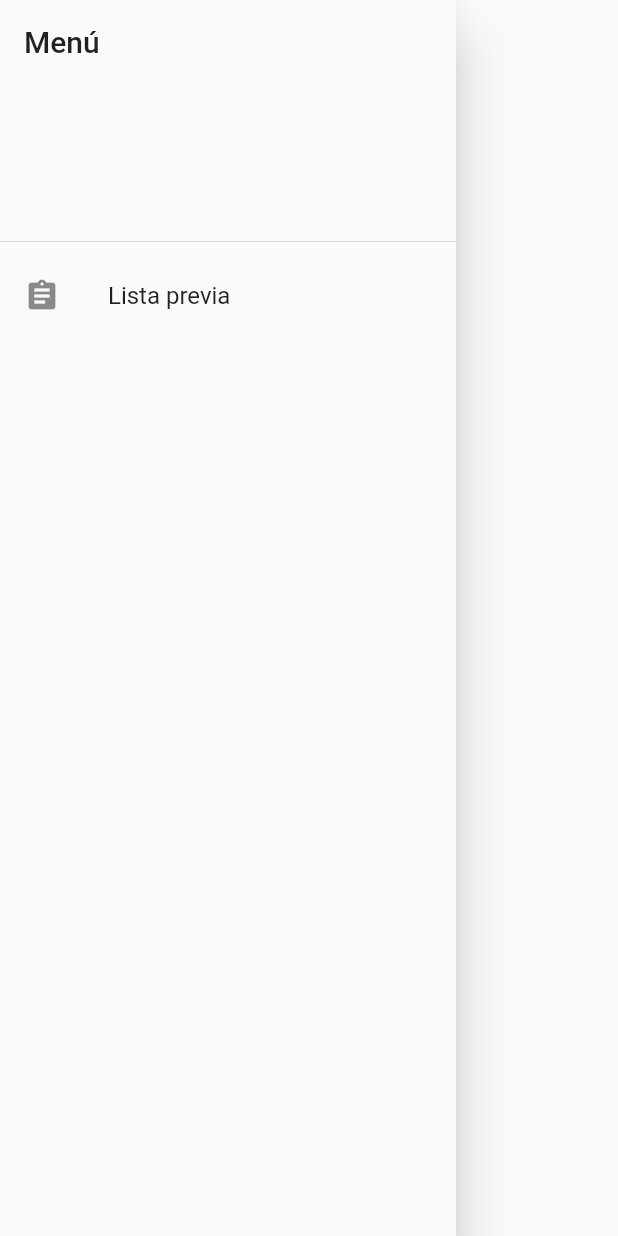
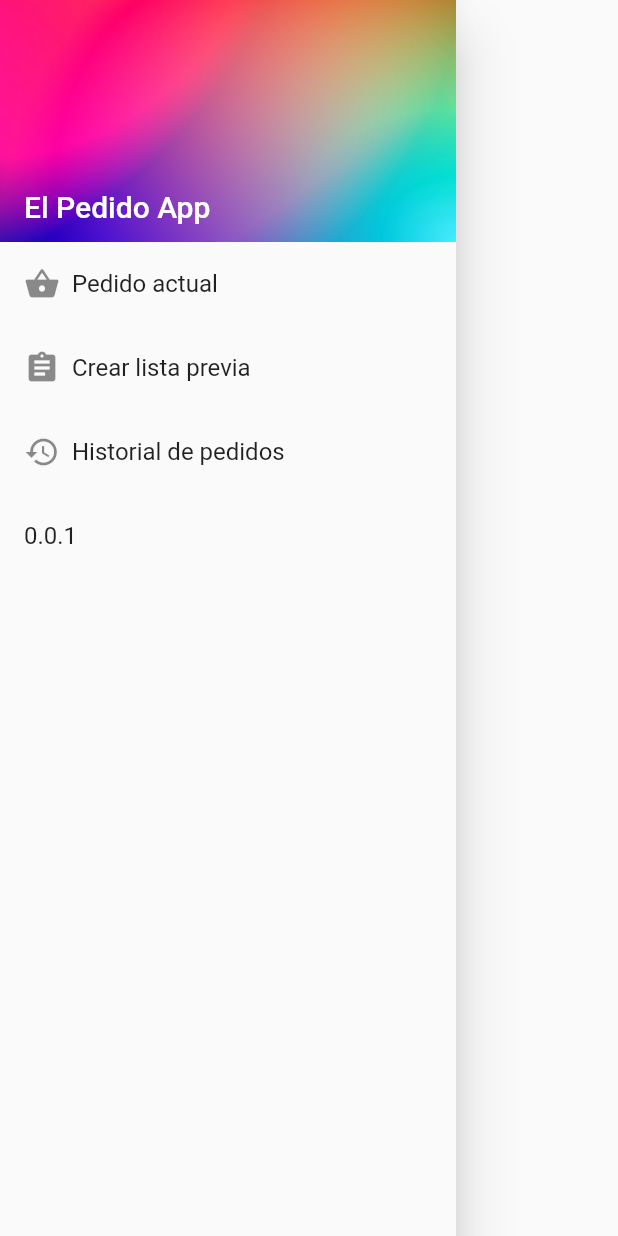
Before and after one commit to JaimeMillaqueoC/SupermarketCalculatorApp, a Flutter app: the DrawerPage widget shown alone on an empty page, opened directly, on a phone screen of 412 x 824 dp. Run offline on Flutter 3.47's test engine with Material 2 defaults, Android fonts, the phone set to English and light mode, and no system bars; our stand-ins replace shared_preferences; accounts and stored records are empty; network calls fail.

Commit message:
Bases del nuevo Drawer

```diff
--- a/lib/src/pages/drawer_page.dart
+++ b/lib/src/pages/drawer_page.dart
@@ -1,27 +1,76 @@
 import 'package:flutter/material.dart';
-import 'package:supermarket/src/pages/listaPrevia_page.dart';
-class DrawerPage extends StatelessWidget{
 
+class DrawerPage extends StatelessWidget {
   @override
-  Widget build (BuildContext context){
+  Widget build(BuildContext context) {
     return Drawer(
       child: ListView(
-        children: [
-          DrawerHeader(
-            child: Text("Menú",
-              style: TextStyle(
-                fontSize: 20.0,
-
-              ),
-            ),
-          ),
+        padding: EdgeInsets.zero,
+        children: <Widget>[
+          _createHeader(),
+          _createDrawerItem(
+              icon: Icons.shopping_basket,
+              text: 'Pedido actual',
+              onTap: () => {
+                    Navigator.of(context).pop(),
+                    Navigator.pushReplacementNamed(context, 'Home_page')
+                  }),
+          _createDrawerItem(
+              icon: Icons.assignment,
+              text: 'Crear lista previa',
+              onTap: () => {
+                    Navigator.of(context).pop(),
+                    Navigator.pushReplacementNamed(context, 'ListaPrevia_page')
+                  }),
+          _createDrawerItem(
+              icon: Icons.history,
+              text: 'Historial de pedidos',
+              onTap: () => {
+                    Navigator.of(context).pop(),
+                    Navigator.pushReplacementNamed(context, "Historial_page")
+                  }),
           ListTile(
-            title: Text("Lista previa"),
-            leading: Icon(Icons.assignment),
-            onTap: (){Navigator.pushNamed(context, ListaPreviaPage.route);},
+            title: Text('0.0.1'),
+            onTap: () {},
           )
         ],
-      )
-      );
+      ),
+    );
+  }
+
+  Widget _createHeader() {
+    return DrawerHeader(
+        margin: EdgeInsets.zero,
+        padding: EdgeInsets.zero,
+        decoration: BoxDecoration(
+            image: DecorationImage(
+                fit: BoxFit.fill,
+                image: AssetImage('assets/img/bg_drawerheader.jpg'))),
+        child: Stack(
+          children: <Widget>[
+            Positioned(
+              bottom: 12.0,
+              left: 16.0,
+              child: Text("El Pedido App",
+                  style: TextStyle(
+                      color: Colors.white,
+                      fontSize: 20,
+                      fontWeight: FontWeight.w500)),
+            )
+          ],
+        ));
+  }
+
+  Widget _createDrawerItem(
+      {IconData icon, String text, GestureTapCallback onTap}) {
+    return ListTile(
+      title: Row(
+        children: <Widget>[
+          Icon(icon),
+          Padding(padding: EdgeInsets.only(left: 8.0), child: Text(text))
+        ],
+      ),
+      onTap: onTap,
+    );
   }
 }
--- /dev/null
+++ b/lib/src/pages/historial_page.dart
@@ -0,0 +1,22 @@
+import 'package:flutter/material.dart';
+import 'package:supermarket/src/pages/drawer_page.dart';
+
+class HistorialPage extends StatefulWidget {
+  static final String route = "Historial_page";
+  HistorialPage({Key key}) : super(key: key);
+
+  @override
+  _HistorialPageState createState() => _HistorialPageState();
+}
+
+class _HistorialPageState extends State<HistorialPage> {
+  @override
+  Widget build(BuildContext context) {
+    return new Scaffold(
+        appBar: AppBar(
+          title: Text("Historial"),
+        ),
+        drawer: DrawerPage(),
+        body: Center(child: Text("Soy el historial")));
+  }
+}
--- a/lib/src/pages/listaPrevia_page.dart
+++ b/lib/src/pages/listaPrevia_page.dart
@@ -1,4 +1,5 @@
 import 'package:flutter/material.dart';
+import 'package:supermarket/src/pages/drawer_page.dart';
 import 'package:supermarket/src/pages/home_page.dart';
 import 'package:supermarket/src/pages/formulario_page.dart';
 import 'package:supermarket/src/providers/productos_firebase.dart';
@@ -9,6 +10,7 @@ class ListaPreviaPage extends StatefulWidget {
   @override
   ListaPreviaPageState createState() => ListaPreviaPageState();
 }
+
 class ListaPreviaPageState extends State<ListaPreviaPage> {
   @override
   void initState() {
@@ -18,58 +20,53 @@ class ListaPreviaPageState extends State<ListaPreviaPage> {
 
   @override
   Widget build(BuildContext context) {
-
     return Scaffold(
-
       appBar: AppBar(
         title: Text("Lista Previa"),
       ),
+      drawer: DrawerPage(),
       body: FutureBuilder(
         future: ProductosFirebase().productos,
-          builder: (BuildContext contexto, AsyncSnapshot respuesta){
-            if(respuesta.hasData){
-              return respuesta.data.isNotEmpty ? ListView(
-                children: _crearItem(context,respuesta.data),
-              ): Center(
+        builder: (BuildContext contexto, AsyncSnapshot respuesta) {
+          if (respuesta.hasData) {
+            return respuesta.data.isNotEmpty
+                ? ListView(
+                    children: _crearItem(context, respuesta.data),
+                  )
+                : Center(
                     child: Text("No hay productos en el carrito"),
                   );
-            }else{
-              return Center(
-                child: CircularProgressIndicator()
-              );
+          } else {
+            return Center(child: CircularProgressIndicator());
           }
         },
-
       ),
-
-        floatingActionButton:
-          Row(
+      floatingActionButton: Row(
         mainAxisAlignment: MainAxisAlignment.spaceEvenly,
         children: [
-
           FloatingActionButton(
-
-                onPressed: ()  {
-                 Navigator.of(context).push(MaterialPageRoute(builder: (context)=> FormularioPage(
+            onPressed: () {
+              Navigator.of(context).push(MaterialPageRoute(
+                  builder: (context) => FormularioPage(
                         lista: true,
                       )));
-
             },
             child: Icon(Icons.add_shopping_cart),
           ),
         ],
-          ),floatingActionButtonLocation: FloatingActionButtonLocation.endFloat,
+      ),
+      floatingActionButtonLocation: FloatingActionButtonLocation.endFloat,
     );
   }
-  List<Widget> _crearItem(BuildContext context, List<Map<String, dynamic>> productosP){
-    List<String> categorias =Categoriaproviders().categorias;
-    List<Map<String,dynamic>> productosCat =[];
-    List<Widget> _listaCard = [ ];
-    List<String> categoriasEncontradas=[];
+
+  List<Widget> _crearItem(
+      BuildContext context, List<Map<String, dynamic>> productosP) {
+    List<String> categorias = Categoriaproviders().categorias;
+    List<Map<String, dynamic>> productosCat = [];
+    List<Widget> _listaCard = [];
+    List<String> categoriasEncontradas = [];
     productosP.forEach((element) {
-      for(String cat in categorias){
-
-      }
+      for (String cat in categorias) {}
     });
     return _listaCard;
   }
--- a/lib/src/routes/routes.dart
+++ b/lib/src/routes/routes.dart
@@ -1,6 +1,7 @@
 import 'package:supermarket/src/pages/formulario_page.dart';
 
 import 'package:flutter/material.dart';
+import 'package:supermarket/src/pages/historial_page.dart';
 import 'package:supermarket/src/pages/home_page.dart';
 import 'package:supermarket/src/pages/listaPrevia_page.dart';
 
@@ -9,5 +10,6 @@ Map<String, WidgetBuilder> getRoutes() {
     FormularioPage.route: (context) => FormularioPage(),
     Homepage.route: (context) => Homepage(),
     ListaPreviaPage.route: (context) => ListaPreviaPage(),
+    HistorialPage.route: (context) => HistorialPage(),
   };
 }
--- a/pubspec.yaml
+++ b/pubspec.yaml
@@ -47,6 +47,7 @@ flutter:
   # To add assets to your application, add an assets section, like this:
   assets:
     - assets/img/carrito.png
+    - assets/img/bg_drawerheader.jpg
 
   # An image asset can refer to one or more resolution-specific "variants", see
   # https://flutter.dev/assets-and-images/#resolution-aware.
```
Also changed, not shown: lib/src/pages/home_page.dart (+46 -50 lines), assets/img/bg_drawerheader.jpg (added). Lines whose indentation alone changed are shown as unchanged.
